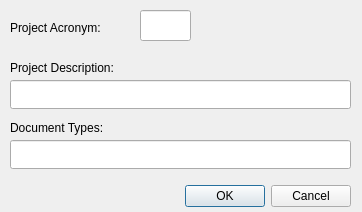
Old version of the form ui/createproj.ui in the repository thuswa/subdms.
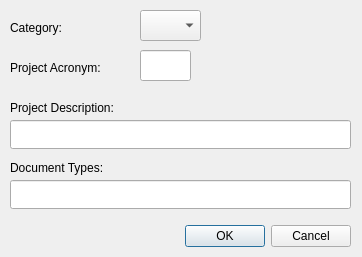
New version of the form.

Diff of the .ui file:
```diff
--- a/ui/createproj.ui
+++ b/ui/createproj.ui
@@ -9,7 +9,7 @@
     <x>0</x>
     <y>0</y>
     <width>362</width>
-    <height>212</height>
+    <height>257</height>
    </rect>
   </property>
   <property name="focusPolicy" >
@@ -25,7 +25,7 @@
    <property name="geometry" >
     <rect>
      <x>10</x>
-     <y>180</y>
+     <y>220</y>
      <width>341</width>
      <height>32</height>
     </rect>
@@ -41,7 +41,7 @@
    <property name="geometry" >
     <rect>
      <x>10</x>
-     <y>20</y>
+     <y>60</y>
      <width>121</width>
      <height>16</height>
     </rect>
@@ -54,7 +54,7 @@
    <property name="geometry" >
     <rect>
      <x>140</x>
-     <y>10</y>
+     <y>50</y>
      <width>51</width>
      <height>31</height>
     </rect>
@@ -64,7 +64,7 @@
    <property name="geometry" >
     <rect>
      <x>10</x>
-     <y>60</y>
+     <y>100</y>
      <width>141</width>
      <height>16</height>
     </rect>
@@ -77,7 +77,7 @@
    <property name="geometry" >
     <rect>
      <x>10</x>
-     <y>120</y>
+     <y>160</y>
      <width>121</width>
      <height>16</height>
     </rect>
@@ -90,7 +90,7 @@
    <property name="geometry" >
     <rect>
      <x>10</x>
-     <y>80</y>
+     <y>120</y>
      <width>341</width>
      <height>29</height>
     </rect>
@@ -100,12 +100,35 @@
    <property name="geometry" >
     <rect>
      <x>10</x>
-     <y>140</y>
+     <y>180</y>
      <width>341</width>
      <height>29</height>
     </rect>
    </property>
   </widget>
+  <widget class="QLabel" name="label_4" >
+   <property name="geometry" >
+    <rect>
+     <x>10</x>
+     <y>20</y>
+     <width>121</width>
+     <height>16</height>
+    </rect>
+   </property>
+   <property name="text" >
+    <string>Category:</string>
+   </property>
+  </widget>
+  <widget class="QComboBox" name="Select_Category_Box" >
+   <property name="geometry" >
+    <rect>
+     <x>140</x>
+     <y>10</y>
+     <width>61</width>
+     <height>31</height>
+    </rect>
+   </property>
+  </widget>
  </widget>
  <tabstops>
   <tabstop>New_Project_Confirm</tabstop>
```
Left out of the diff: 2 changed lines with no effect on the pictures.
